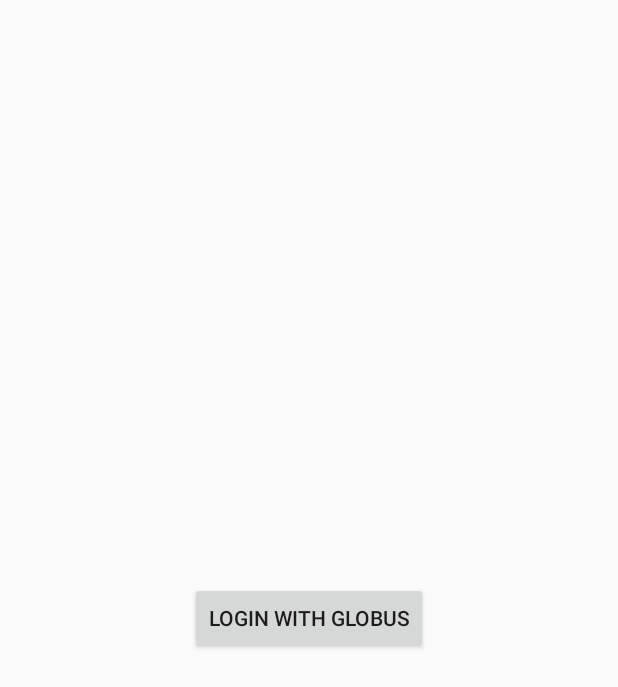
After one commit to aleynaw/journalAppAndroid, an Android app built with Jetpack Compose: the layout activity_login.xml on its own in the app's theme, with its tools: preview values and no code run, on a phone screen of 412 x 824 dp. The commit adds this screen. Shown: the top 687 px of the screen. Run offline under Robolectric (Android 15) with nearby library versions, the phone set to English and light mode, and no system bars.

Commit message:
Added Globus Login Flow

```diff
--- /dev/null
+++ b/app/src/main/res/layout/activity_login.xml
@@ -0,0 +1,14 @@
+<LinearLayout
+    xmlns:android="http://schemas.android.com/apk/res/android"
+    android:orientation="vertical"
+    android:layout_width="match_parent"
+    android:layout_height="match_parent"
+    android:gravity="center"
+    android:padding="24dp">
+
+    <Button
+        android:id="@+id/loginButton"
+        android:layout_width="wrap_content"
+        android:layout_height="wrap_content"
+        android:text="Login with Globus"/>
+</LinearLayout>
```
Also changed, not shown: app/src/main/AndroidManifest.xml (+13 -0 lines), app/src/main/java/com/example/journalappmcl/LoginActivity.kt (added, +92 -0 lines), app/src/main/java/com/example/journalappmcl/MainActivity.kt (+21 -2 lines), app/src/main/java/com/example/journalappmcl/viewmodel/loginViewModel.kt (added, +22 -0 lines).
